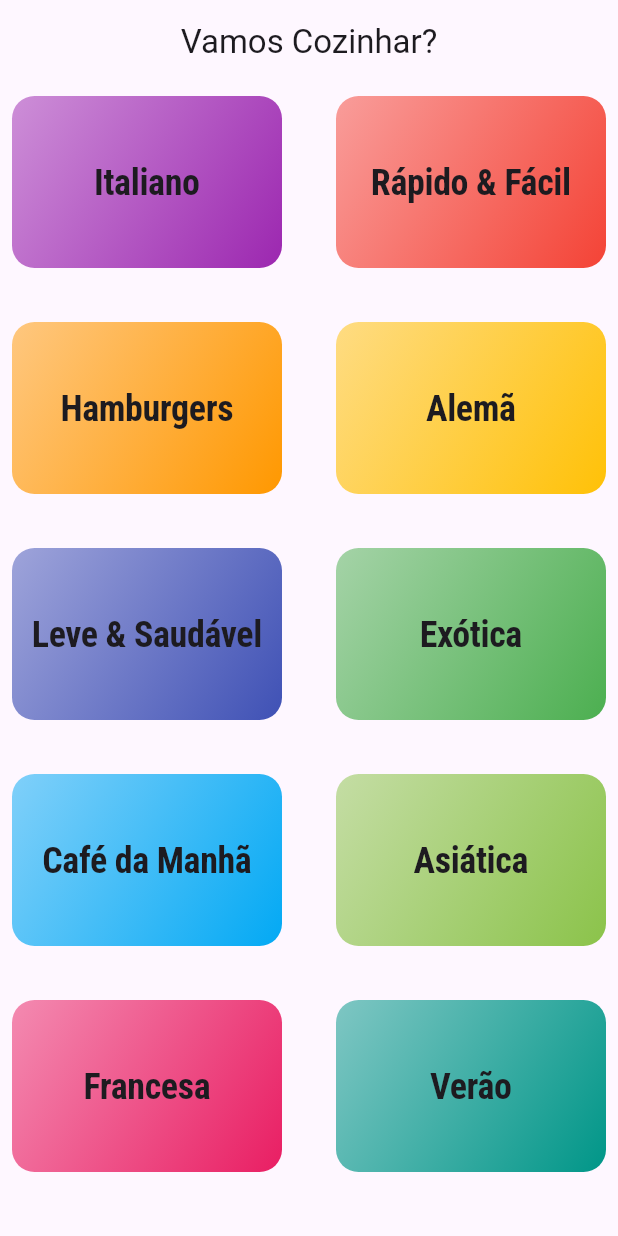
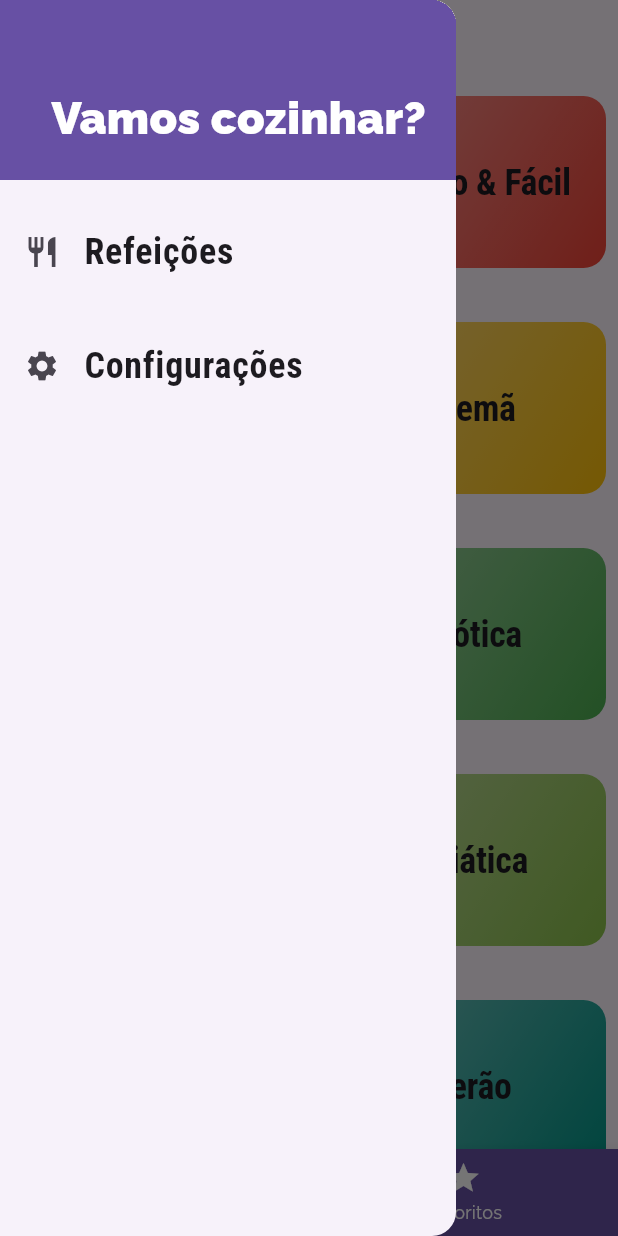
Before and after one commit to benetesla/DeliasMails, a Flutter app: the screen it shows after launch, with the side drawer open (before the commit the screen has no drawer), on a phone screen of 412 x 824 dp. Run offline on Flutter 3.47's test engine with Material 3 defaults, Android fonts, the phone set to English and light mode, and no system bars.

Commit message:
:star: continuando a nossa descrição da nossa tela

```diff
--- /dev/null
+++ b/lib/components/main_drawer.dart
@@ -0,0 +1,62 @@
+import 'package:flutter/material.dart';
+
+class MainDrawer extends StatelessWidget {
+  const MainDrawer({super.key});
+
+  @override
+  Widget build(BuildContext context) {
+    return Drawer(
+      child: Column(
+        children: [
+          Container(
+            color: Theme.of(context).primaryColor,
+            height: 120,
+            width: double.infinity,
+            padding: const EdgeInsets.all(20),
+            alignment: Alignment.bottomRight,
+            child: Text(
+              'Vamos cozinhar?',
+              style: TextStyle(
+                fontWeight: FontWeight.w900,
+                fontSize: 30,
+                color: Theme.of(context).colorScheme.onSecondary,
+              ),
+            ),
+          ),
+          const SizedBox(height: 20),
+          _createItem(
+            icon: Icons.restaurant,
+            label: 'Refeições',
+            onTap: () => Navigator.of(context).pushReplacementNamed('/'),
+          ),
+          const SizedBox(height: 20),
+          _createItem(
+            icon: Icons.settings,
+            label: 'Configurações',
+            onTap: () =>
+                Navigator.of(context).pushReplacementNamed('/settings'),
+          ),
+        ],
+      ),
+    );
+  }
+}
+
+Widget _createItem({
+  required IconData icon,
+  required String label,
+  required VoidCallback onTap,
+}) {
+  return ListTile(
+    leading: Icon(icon),
+    title: Text(
+      label,
+      style: const TextStyle(
+        fontFamily: 'RobotoCondensed',
+        fontSize: 24,
+        fontWeight: FontWeight.bold,
+      ),
+    ),
+    onTap: onTap,
+  );
+}
--- a/lib/main.dart
+++ b/lib/main.dart
@@ -4,6 +4,7 @@ import 'package:flutter/material.dart';
 import 'package:food/screen/categories_meals_screen.dart';
 import 'package:food/screen/categories_screen.dart';
 import 'package:food/screen/meal_detail_screen.dart';
+import 'package:food/screen/tabs_screen.dart';
 import 'package:food/utils/app_routes.dart';
 
 void main() => runApp(const MyApp());
@@ -36,7 +37,7 @@ class MyApp extends StatelessWidget {
       ),
       //home: const CategoriesScreen(),
       routes: {
-        AppRoute.home: (ctx) => const CategoriesScreen(),
+        AppRoute.home: (ctx) => const TabScreen(),
         AppRoute.categoryMeals: (ctx) => CategoriesMealsScreen(),
         AppRoute.mealDetail: (ctx) => const MealDetailScreen(),
       },
--- a/lib/screen/categories_screen.dart
+++ b/lib/screen/categories_screen.dart
@@ -7,11 +7,7 @@ class CategoriesScreen extends StatelessWidget {
 
   @override
   Widget build(BuildContext context) {
-    return Scaffold(
-      appBar: AppBar(
-        title: const Center(child: Text('Vamos Cozinhar?')),
-      ),
-      body: GridView(
+    return GridView(
       gridDelegate: const SliverGridDelegateWithMaxCrossAxisExtent(
         maxCrossAxisExtent: 200,
         childAspectRatio: 3 / 2,
@@ -21,7 +17,6 @@ class CategoriesScreen extends StatelessWidget {
       children: dummyCategories.map((cat) {
         return CategoryItem(cat);
       }).toList(),
-      ),
     );
   }
 }
--- /dev/null
+++ b/lib/screen/favorite_screen.dart
@@ -0,0 +1,12 @@
+import 'package:flutter/material.dart';
+
+class FavoriteScreen extends StatelessWidget {
+  const FavoriteScreen({super.key});
+
+  @override
+  Widget build(BuildContext context) {
+    return const Center(
+      child: Text('Minhas Refeições Favoritas'),
+    );
+  }
+}
--- a/lib/screen/meal_detail_screen.dart
+++ b/lib/screen/meal_detail_screen.dart
@@ -51,7 +51,9 @@ class MealDetailScreen extends StatelessWidget {
                     vertical: 5,
                     horizontal: 10,
                   ),
-                  child: Text(meal.ingredients[index]),
+                  child: Text(
+                    meal.ingredients[index],
+                  ),
                 ),
               ),
             ),
--- /dev/null
+++ b/lib/screen/tabs_screen.dart
@@ -0,0 +1,59 @@
+import 'package:flutter/material.dart';
+import 'package:food/components/main_drawer.dart';
+import 'package:food/screen/categories_screen.dart';
+import 'package:food/screen/favorite_screen.dart';
+
+class TabScreen extends StatefulWidget {
+  const TabScreen({super.key});
+
+  @override
+  State<TabScreen> createState() => _TabScreenState();
+}
+
+class _TabScreenState extends State<TabScreen> {
+  int _selectedScreenIndex = 0;
+  final List<Map<String, Object>> _screens = [
+    {
+      'title': 'Lista de Categorias',
+      'screen': const CategoriesScreen(),
+    },
+    {
+      'title': 'Meus Favoritos',
+      'screen': const FavoriteScreen(),
+    },
+  ];
+  _selectScreen(int index) {
+    setState(() {
+      _selectedScreenIndex = index;
+    });
+  }
+
+  @override
+  Widget build(BuildContext context) {
+    return Scaffold(
+        appBar: AppBar(
+          title: const Text('Vamos cozinhar?'),
+        ),
+        body: Center(
+          child: _screens[_selectedScreenIndex]['screen'] as Widget,
+        ),
+        drawer: const MainDrawer(),
+        bottomNavigationBar: BottomNavigationBar(
+          onTap: _selectScreen,
+          backgroundColor: Theme.of(context).primaryColor,
+          unselectedItemColor: Colors.white,
+          selectedItemColor: Theme.of(context).colorScheme.secondary,
+          currentIndex: _selectedScreenIndex,
+          items: const [
+            BottomNavigationBarItem(
+              icon: Icon(Icons.category),
+              label: 'Categorias',
+            ),
+            BottomNavigationBarItem(
+              icon: Icon(Icons.star),
+              label: 'Favoritos',
+            ),
+          ],
+        ));
+  }
+}
```
Lines whose indentation alone changed are shown as unchanged.
